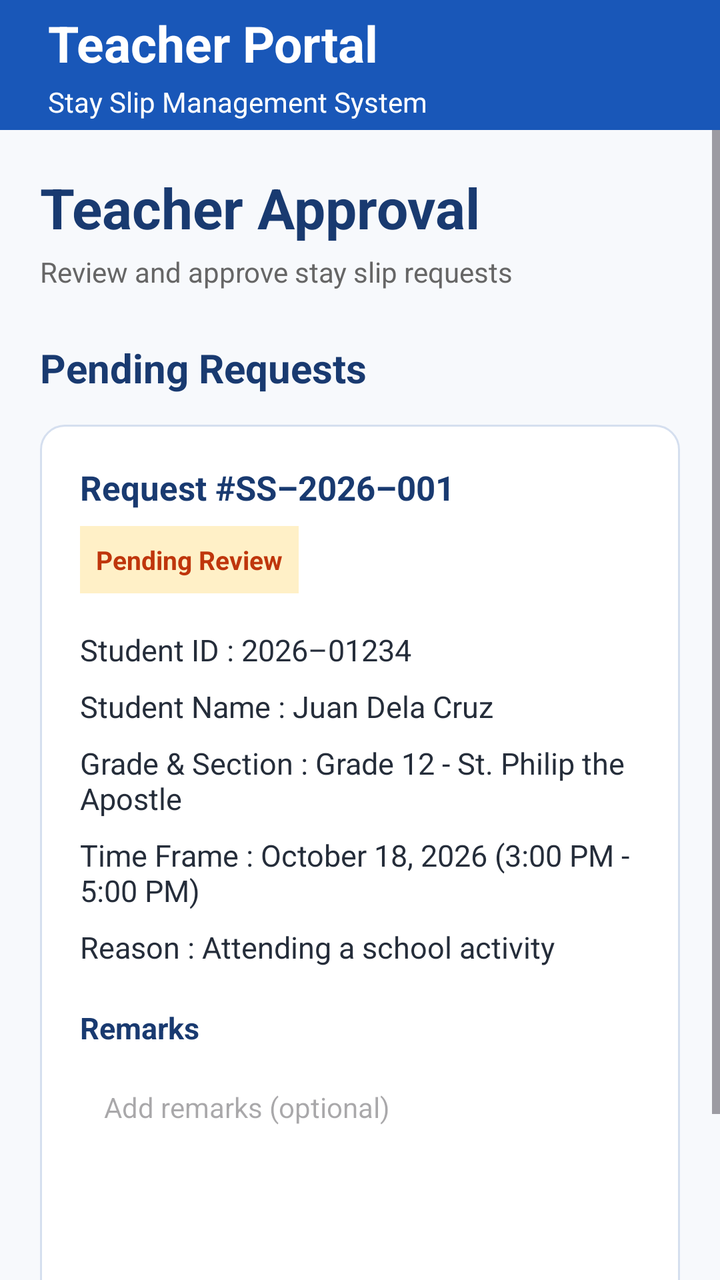
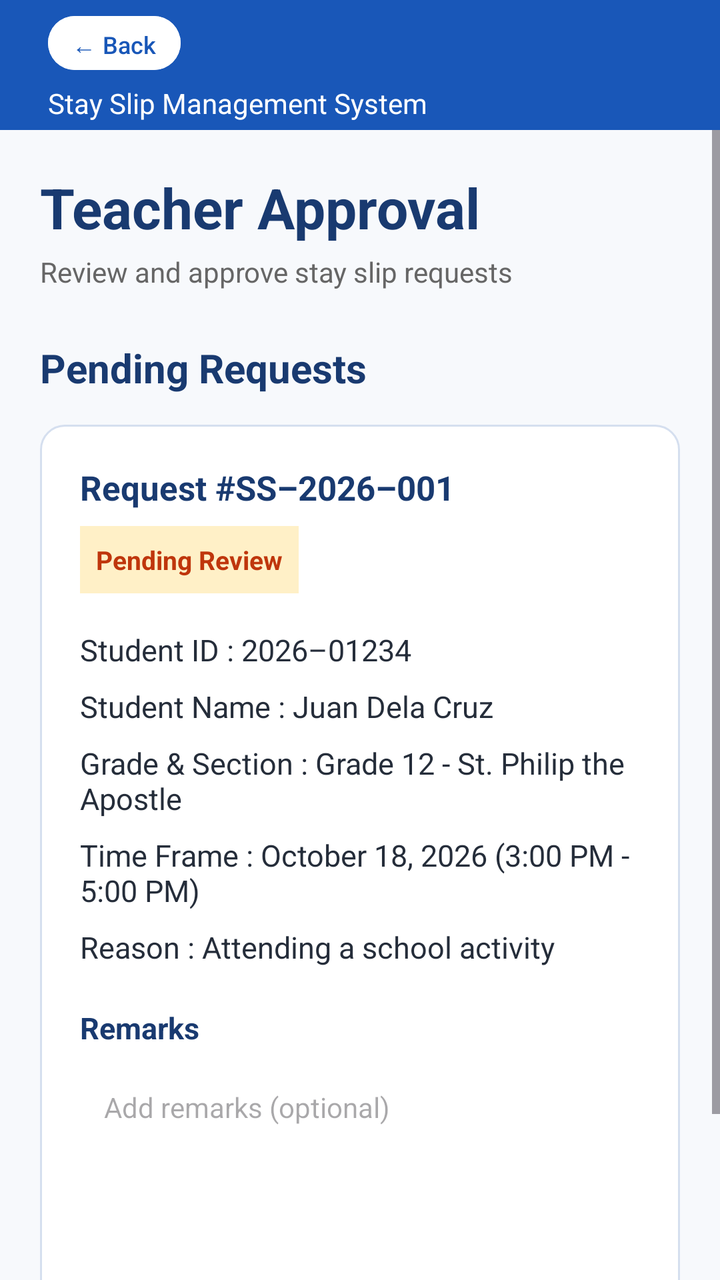

Screens rendered from an Android XML layout before and after an edit, with the pre-edit source and the edit as a unified diff.
<!-- AndroidManifest.xml: application theme Theme.StaySlipManagementSystem -->
<!-- res/layout/activity_teacher_approval.xml -->
<?xml version="1.0" encoding="utf-8"?>
<androidx.constraintlayout.widget.ConstraintLayout
    xmlns:android="http://schemas.android.com/apk/res/android"
    xmlns:app="http://schemas.android.com/apk/res-auto"
    xmlns:tools="http://schemas.android.com/tools"
    android:id="@+id/main"
    android:layout_width="match_parent"
    android:layout_height="match_parent"
    android:background="#F7F9FC"
    tools:context=".TeacherApproval"
    tools:ignore="Overdraw">

    <LinearLayout
        android:id="@+id/header"
        android:layout_width="419dp"
        android:layout_height="65dp"
        android:background="#1957B8"
        android:gravity="center_vertical"
        android:orientation="vertical"
        android:paddingStart="24dp"
        android:paddingEnd="24dp"
        app:layout_constraintEnd_toEndOf="parent"
        app:layout_constraintHorizontal_bias="0.0"
        app:layout_constraintStart_toStartOf="parent"
        app:layout_constraintTop_toTopOf="parent"
        tools:ignore="TextSizeCheck,VisualLintBounds">

        <TextView
            android:layout_width="wrap_content"
            android:layout_height="wrap_content"
            android:text="@string/teacher_portal"
            android:textColor="@android:color/white"
            android:textSize="25sp"
            android:textStyle="bold"
            tools:ignore="VisualLintSystemUi" />

        <TextView
            android:layout_width="wrap_content"
            android:layout_height="wrap_content"
            android:layout_marginTop="3dp"
            android:text="@string/stay_slip_management_system"
            android:textColor="@android:color/white"
            android:textSize="14sp" />

    </LinearLayout>

    <ScrollView
        android:layout_width="0dp"
        android:layout_height="0dp"
        android:fillViewport="true"
        app:layout_constraintBottom_toBottomOf="parent"
        app:layout_constraintEnd_toEndOf="parent"
        app:layout_constraintStart_toStartOf="parent"
        app:layout_constraintTop_toBottomOf="@id/header">

        <LinearLayout
            android:layout_width="match_parent"
            android:layout_height="wrap_content"
            android:orientation="vertical"
            android:padding="20dp">

            <TextView
                android:layout_width="wrap_content"
                android:layout_height="wrap_content"
                android:text="@string/teacher_approval"
                android:textColor="#193A70"
                android:textSize="28sp"
                android:textStyle="bold" />

            <TextView
                android:layout_width="wrap_content"
                android:layout_height="wrap_content"
                android:layout_marginTop="4dp"
                android:text="@string/review_and_approve_stay_slip_requests"
                android:textColor="#666666"
                android:textSize="14sp" />

            <TextView
                android:layout_width="wrap_content"
                android:layout_height="wrap_content"
                android:layout_marginTop="25dp"
                android:text="@string/pending_requests"
                android:textColor="#193A70"
                android:textSize="20sp"
                android:textStyle="bold" />

            <LinearLayout
                android:layout_width="match_parent"
                android:layout_height="wrap_content"
                android:layout_marginTop="15dp"
                android:background="@drawable/request_card"
                android:orientation="vertical"
                android:padding="20dp">

                <TextView
                    android:layout_width="wrap_content"
                    android:layout_height="wrap_content"
                    android:text="@string/request_ss_2026_001"
                    android:textColor="#193A70"
                    android:textSize="17sp"
                    android:textStyle="bold" />

                <TextView
                    android:layout_width="wrap_content"
                    android:layout_height="wrap_content"
                    android:layout_marginTop="8dp"
                    android:background="#FFF0C7"
                    android:padding="8dp"
                    android:text="@string/pending_review"
                    android:textColor="#BF360C"
                    android:textSize="13sp"
                    android:textStyle="bold" />

                <TextView
                    android:layout_width="match_parent"
                    android:layout_height="wrap_content"
                    android:layout_marginTop="18dp"
                    android:text="@string/student_id_2026_01234"
                    android:textColor="#252D3A"
                    android:textSize="15sp" />

                <TextView
                    android:layout_width="match_parent"
                    android:layout_height="wrap_content"
                    android:layout_marginTop="8dp"
                    android:text="@string/student_name_juan_dela_cruz"
                    android:textColor="#252D3A"
                    android:textSize="15sp" />

                <TextView
                    android:layout_width="match_parent"
                    android:layout_height="wrap_content"
                    android:layout_marginTop="8dp"
                    android:text="@string/grade_amp_section_grade_12_st_philip_the_apostle"
                    android:textColor="#252D3A"
                    android:textSize="15sp" />

                <TextView
                    android:layout_width="match_parent"
                    android:layout_height="wrap_content"
                    android:layout_marginTop="8dp"
                    android:text="@string/time_frame_october_18_2026_3_00_pm_5_00_pm"
                    android:textColor="#252D3A"
                    android:textSize="15sp" />

                
                <TextView
                    android:layout_width="match_parent"
                    android:layout_height="wrap_content"
                    android:layout_marginTop="8dp"
                    android:text="@string/reason_attending_a_school_activity"
                    android:textColor="#252D3A"
                    android:textSize="15sp" />

                <TextView
                    android:layout_width="wrap_content"
                    android:layout_height="wrap_content"
                    android:layout_marginTop="20dp"
                    android:text="@string/remarks"
                    android:textColor="#193A70"
                    android:textSize="15sp"
                    android:textStyle="bold" />

                <EditText
                    android:layout_width="match_parent"
                    android:layout_height="90dp"
                    android:layout_marginTop="8dp"
                    android:autofillHints=""
                    android:background="@drawable/remarks_background"
                    android:gravity="top|start"
                    android:hint="@string/add_remarks_optional"
                    android:inputType="textMultiLine"
                    android:padding="12dp"
                    android:textSize="14sp"
                    tools:ignore="VisualLintTextFieldSize" />

                
                <LinearLayout
                    android:layout_width="match_parent"
                    android:layout_height="wrap_content"
                    android:layout_marginTop="20dp"
                    android:orientation="horizontal">

                    <Button
                        android:layout_width="0dp"
                        android:layout_height="55dp"
                        android:layout_weight="1"
                        android:backgroundTint="#14AA5A"
                        android:text="@string/Approve"
                        android:textColor="#3E2723"
                        android:textSize="13sp"
                        android:textStyle="bold"
                        tools:ignore="VisualLintButtonSize" />

                    <Space
                        android:layout_width="10dp"
                        android:layout_height="1dp" />

                    <Button
                        android:layout_width="0dp"
                        android:layout_height="55dp"
                        android:layout_weight="1"
                        android:backgroundTint="#DC3C41"
                        android:text="@string/Reject"
                        android:textColor="#000000"
                        android:textSize="13sp"
                        android:textStyle="bold"
                        tools:ignore="VisualLintButtonSize" />

                </LinearLayout>

            </LinearLayout>

        </LinearLayout>

    </ScrollView>

</androidx.constraintlayout.widget.ConstraintLayout>
<!-- resources referenced by this layout -->
<resources>
  <!-- drawable remarks_background (drawable) -->
  <?xml version="1.0" encoding="utf-8"?>
  <selector xmlns:android="http://schemas.android.com/apk/res/android">
  
  </selector>
  <!-- drawable request_card (drawable) -->
  <?xml version="1.0" encoding="utf-8"?>
  <shape xmlns:android="http://schemas.android.com/apk/res/android"
      android:shape="rectangle">
  
      <solid android:color="#FFFFFF" />
  
      <stroke
          android:width="1dp"
          android:color="#D5DFEF" />
  
      <corners android:radius="12dp" />
  
  </shape>
  <string name="Approve">✓ APPROVE</string>
  <string name="Reject">✕ REJECT</string>
  <string name="add_remarks_optional">Add remarks (optional)</string>
  <string name="grade_amp_section_grade_12_st_philip_the_apostle">Grade &amp; Section : Grade 12 - St. Philip the Apostle</string>
  <string name="pending_requests">Pending Requests</string>
  <string name="pending_review">Pending Review</string>
  <string name="reason_attending_a_school_activity">Reason : Attending a school activity</string>
  <string name="remarks">Remarks</string>
  <string name="request_ss_2026_001">Request #SS–2026–001</string>
  <string name="review_and_approve_stay_slip_requests">Review and approve stay slip requests</string>
  <string name="stay_slip_management_system">Stay Slip Management System</string>
  <string name="student_id_2026_01234">Student ID : 2026–01234</string>
  <string name="student_name_juan_dela_cruz">Student Name : Juan Dela Cruz</string>
  <string name="teacher_approval">Teacher Approval</string>
  <string name="teacher_portal">Teacher Portal</string>
  <string name="time_frame_october_18_2026_3_00_pm_5_00_pm">Time Frame : October 18, 2026 (3:00 PM - 5:00 PM)</string>
  <style name="Theme.StaySlipManagementSystem" parent="Theme.Material3.DayNight.NoActionBar">
          
          <item name="colorPrimary">@color/purple_500</item>
          <item name="colorPrimaryVariant">@color/purple_700</item>
          <item name="colorOnPrimary">@color/white</item>
          
          <item name="colorSecondary">@color/teal_200</item>
          <item name="colorSecondaryVariant">@color/teal_700</item>
          <item name="colorOnSecondary">@color/black</item>
          
          <item name="android:statusBarColor">?attr/colorPrimaryVariant</item>
          
      </style>
  <color name="purple_500">#FF6200EE</color>
  <color name="purple_700">#FF3700B3</color>
  <color name="white">#FFFFFFFF</color>
  <color name="teal_200">#FF03DAC5</color>
  <color name="teal_700">#FF018786</color>
  <color name="black">#FF000000</color>
</resources>

<!-- the commit's change to res/layout/activity_teacher_approval.xml (unified diff, before → after) -->
@@ -25,14 +25,18 @@
         app:layout_constraintTop_toTopOf="parent"
         tools:ignore="TextSizeCheck,VisualLintBounds">
 
-        <TextView
+        <Button
+            android:id="@+id/btnBack"
             android:layout_width="wrap_content"
-            android:layout_height="wrap_content"
-            android:text="@string/teacher_portal"
-            android:textColor="@android:color/white"
-            android:textSize="25sp"
-            android:textStyle="bold"
-            tools:ignore="VisualLintSystemUi" />
+            android:layout_height="35dp"
+            android:backgroundTint="#FFFFFF"
+            android:minWidth="0dp"
+            android:minHeight="0dp"
+            android:paddingStart="12dp"
+            android:paddingEnd="12dp"
+            android:text="← Back"
+            android:textColor="#1957B8"
+            android:textSize="12sp" />
 
         <TextView
             android:layout_width="wrap_content"
@@ -45,6 +49,7 @@
     </LinearLayout>
 
     <ScrollView
+        android:id="@+id/scrollView2"
         android:layout_width="0dp"
         android:layout_height="0dp"
         android:fillViewport="true"
@@ -215,4 +220,5 @@
 
     </ScrollView>
 
+
 </androidx.constraintlayout.widget.ConstraintLayout>
<!-- resource entries referenced after the edit -->
@@ -33,7 +33,6 @@
   <string name="student_id_2026_01234">Student ID : 2026–01234</string>
   <string name="student_name_juan_dela_cruz">Student Name : Juan Dela Cruz</string>
   <string name="teacher_approval">Teacher Approval</string>
-  <string name="teacher_portal">Teacher Portal</string>
   <string name="time_frame_october_18_2026_3_00_pm_5_00_pm">Time Frame : October 18, 2026 (3:00 PM - 5:00 PM)</string>
   <style name="Theme.StaySlipManagementSystem" parent="Theme.Material3.DayNight.NoActionBar">
           
